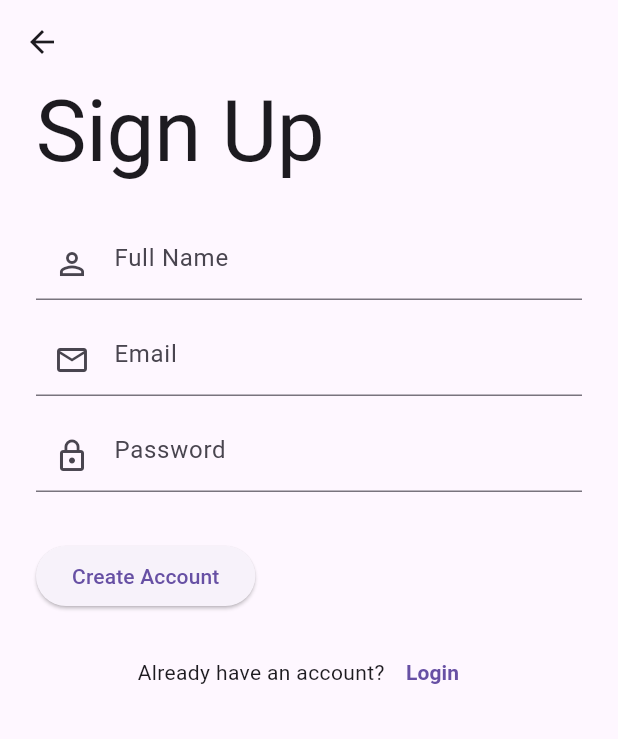
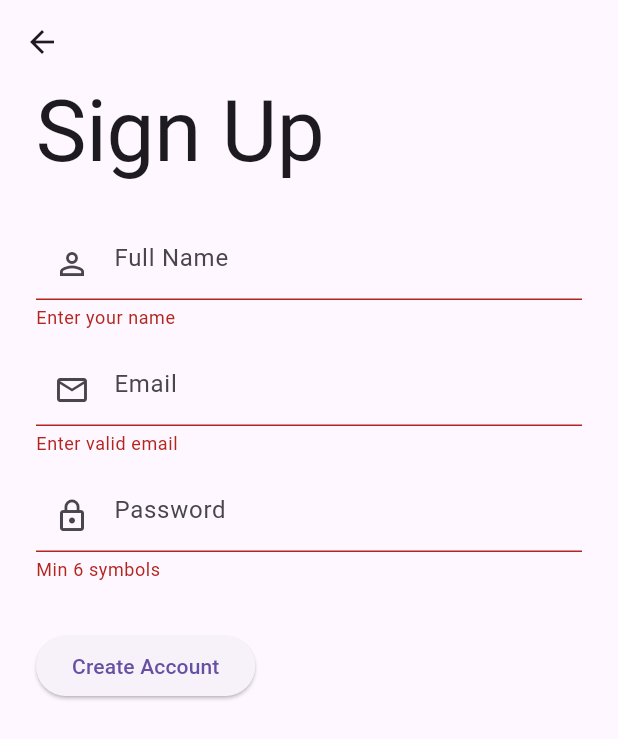
Before and after one commit to mti-prog/yntymak_mvp, a Flutter app: the SignUpScreen screen opened directly, after a tap on "Create Account", on a phone screen of 412 x 824 dp. Shown: the top 739 px of the screen. Run offline on Flutter 3.47's test engine with Material 3 defaults, Android fonts, the phone set to English and light mode, and no system bars; our stand-ins replace shared_preferences; accounts and stored records are empty.

Commit message:
fifth task completed

```diff
--- a/lib/screens/login_sign_up/sign_up_screen.dart
+++ b/lib/screens/login_sign_up/sign_up_screen.dart
@@ -1,22 +1,37 @@
 import 'package:flutter/material.dart';
 import 'package:yntymak_mvp/screens/main_screens/main/main_frame_screen.dart';// Импортируем наш каркас навигации
 
-class SignUpScreen extends StatelessWidget {
+class SignUpScreen extends StatefulWidget { // Меняем на StatefulWidget
   const SignUpScreen({super.key});
 
+  @override
+  State<SignUpScreen> createState() => _SignUpScreenState();
+}
+
+class _SignUpScreenState extends State<SignUpScreen> {
+  // ВЫНОСИМ СЮДА (вне метода build)
+  final _formKey = GlobalKey<FormState>();
+  final _nameController = TextEditingController();
+  final _emailController = TextEditingController();
+  final _passController = TextEditingController();
+
+  @override
+  void dispose() {
+    // Хорошим тоном считается удалять контроллеры, когда экран закрывается
+    _nameController.dispose();
+    _emailController.dispose();
+    _passController.dispose();
+    super.dispose();
+  }
 
   @override
   Widget build(BuildContext context) {
-    // 1. Создаем ключ
-    final formKey = GlobalKey<FormState>();
-
-
     return Scaffold(
-      // AppBar автоматически добавит стрелочку "Назад"
       appBar: AppBar(backgroundColor: Colors.transparent, elevation: 0),
-      body: Form(child:
-      SingleChildScrollView(
+      body: SingleChildScrollView(
         padding: const EdgeInsets.symmetric(horizontal: 24.0),
+        child: Form(
+          key: _formKey, // Привязываем наш постоянный ключ
           child: Column(
             crossAxisAlignment: CrossAxisAlignment.start,
             children: [
@@ -25,67 +40,58 @@ class SignUpScreen extends StatelessWidget {
 
               // Поле Имя
               TextFormField(
-              decoration: InputDecoration(
+                controller: _nameController, // Добавляем контроллер
+                decoration: const InputDecoration(
                   hintText: 'Full Name',
                   prefixIcon: Icon(Icons.person_outline),
                 ),
+                validator: (value) => value!.isEmpty ? "Enter your name" : null,
               ),
               const SizedBox(height: 16),
 
               // Поле Email
               TextFormField(
-              decoration: InputDecoration(
+                controller: _emailController,
+                decoration: const InputDecoration(
                   hintText: 'Email',
                   prefixIcon: Icon(Icons.email_outlined),
                 ),
+                validator: (value) {
+                  if (value == null || !value.contains('@')) return "Enter valid email";
+                  return null;
+                },
               ),
               const SizedBox(height: 16),
 
               // Поле Пароль
               TextFormField(
+                controller: _passController,
                 obscureText: true,
-              decoration: InputDecoration(
+                decoration: const InputDecoration(
                   hintText: 'Password',
                   prefixIcon: Icon(Icons.lock_outline),
                 ),
+                validator: (value) => value!.length < 6 ? "Min 6 symbols" : null,
               ),
               const SizedBox(height: 32),
 
-            // Кнопка регистрации
               ElevatedButton(
                 onPressed: () {
-                // 1. Проверяем, что форма заполнена корректно
-                if (formKey.currentState!.validate()) {
-                  // 2. Только если всё ок, пускаем в MainScreen
+                  // Теперь currentState будет работать правильно
+                  if (_formKey.currentState!.validate()) {
                     Navigator.pushAndRemoveUntil(
                       context,
                       MaterialPageRoute(builder: (context) => const MainFrameScreen()),
                           (route) => false,
                     );
-                } else {
-                  // Если поля пустые, Flutter сам покажет красный текст ошибки под полями
-                  print("Форма не заполнена!");
                   }
                 },
                 child: const Text('Create Account'),
               ),
-
-            const SizedBox(height: 16),
-
-            // Ссылка на логин
-            Row(
-              mainAxisAlignment: MainAxisAlignment.center,
-              children: [
-                const Text("Already have an account?"),
-                TextButton(
-                  onPressed: () => Navigator.pop(context), // Просто возвращаемся назад
-                  child: const Text('Login', style: TextStyle(fontWeight: FontWeight.bold)),
-                ),
-              ],
-            ),
             ],
           ),
         ),
-    ));
+      ),
+    );
   }
 }
--- a/pubspec.yaml
+++ b/pubspec.yaml
@@ -28,12 +28,14 @@ environment:
 # the latest version available on pub.dev. To see which dependencies have newer
 # versions available, run `flutter pub outdated`.
 dependencies:
+
   flutter:
     sdk: flutter
 
   # The following adds the Cupertino Icons font to your application.
   # Use with the CupertinoIcons class for iOS style icons.
   cupertino_icons: ^1.0.8
+  shared_preferences: ^2.5.4
 
 dev_dependencies:
   flutter_test:
```
Also changed, not shown: lib/main.dart (+19 -10 lines), lib/screens/board/onboarding_screen.dart (+21 -16 lines), pubspec.lock, 1 other file. Lines whose indentation alone changed are shown as unchanged.
